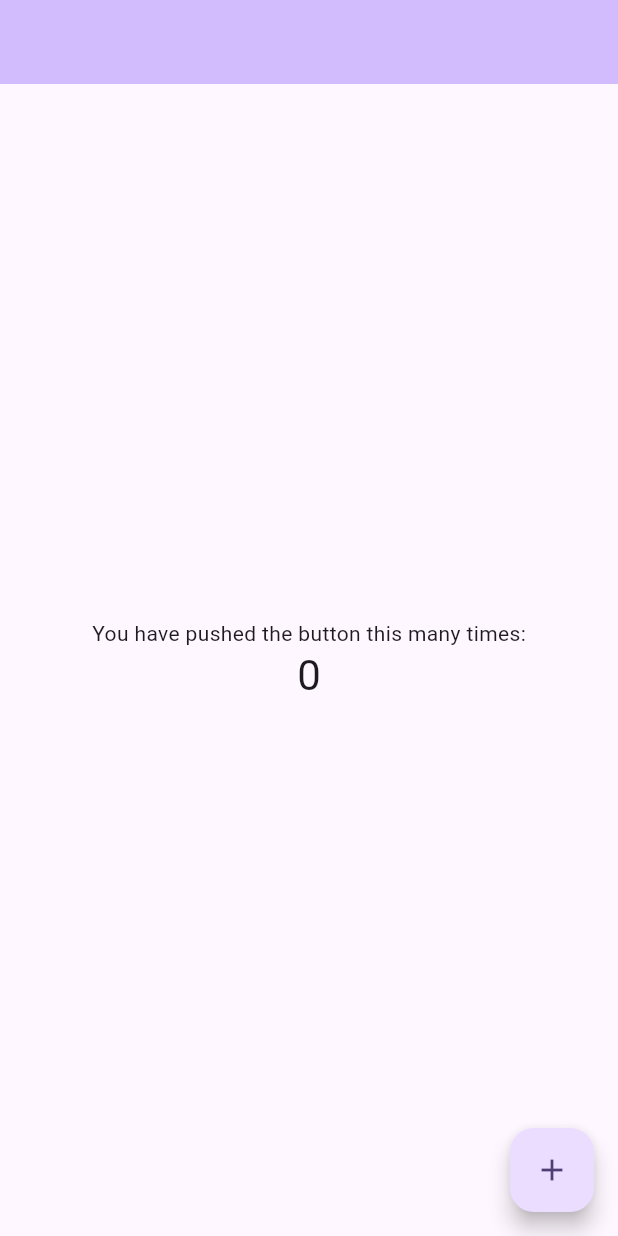
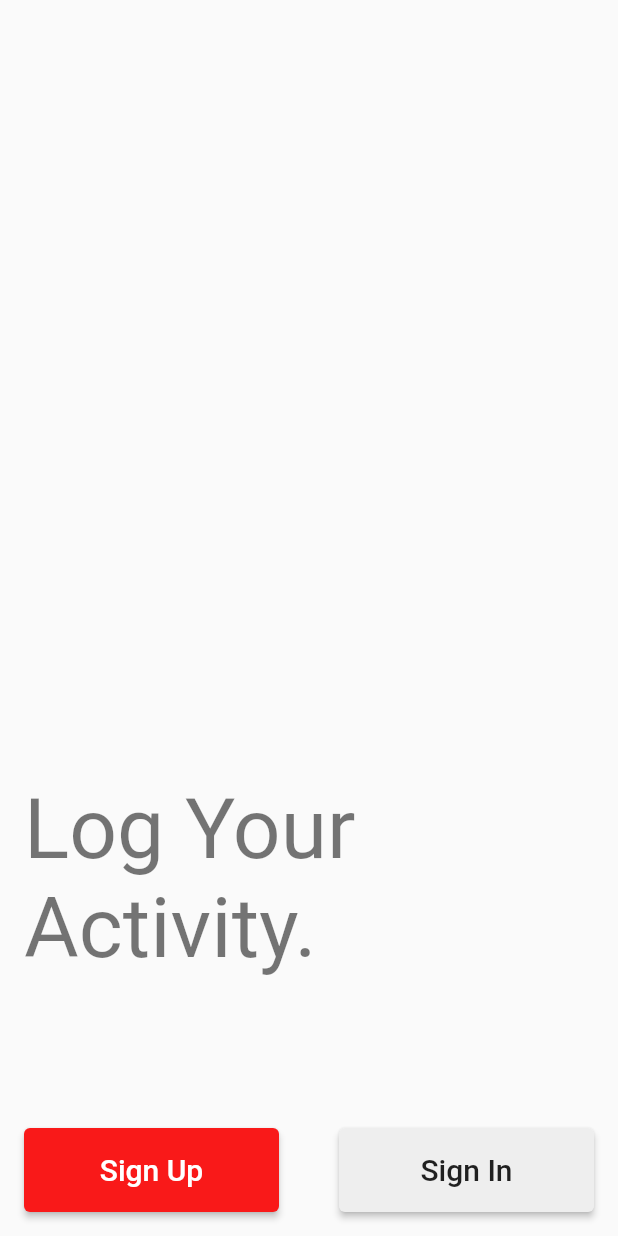
Before and after one commit to aliu691/puroclean, a Flutter app: the screen it shows after launch, on a phone screen of 412 x 824 dp. Run offline on Flutter 3.47's test engine with Material 2 defaults, Android fonts, the phone set to English and light mode, and no system bars; our stand-ins replace email_validator, intl_phone_field.

```diff
--- a/lib/main.dart
+++ b/lib/main.dart
@@ -1,5 +1,5 @@
 import 'package:flutter/material.dart';
-import 'package:puroclean/screens/home_screen.dart';
+import 'package:puroclean/screens/auth/auth_screen.dart';
 
 void main() {
   runApp(const App());
@@ -14,9 +14,8 @@ class App extends StatelessWidget {
       title: 'Flutter Demo',
       theme: ThemeData(
         colorScheme: ColorScheme.fromSeed(seedColor: Colors.deepPurple),
-        useMaterial3: true,
       ),
-      home: const HomeScreen(),
+      home: const AuthScreen(),
     );
   }
 }
--- /dev/null
+++ b/lib/screens/auth/auth_screen.dart
@@ -0,0 +1,93 @@
+import 'package:flutter/material.dart';
+import 'package:puroclean/screens/auth/login_screen.dart';
+import 'package:puroclean/screens/auth/register_screen.dart';
+
+class AuthScreen extends StatefulWidget {
+  const AuthScreen({super.key});
+
+  @override
+  State<AuthScreen> createState() => _AuthScreenState();
+}
+
+class _AuthScreenState extends State<AuthScreen> {
+  bool showLoginPage = true;
+
+  @override
+  Widget build(BuildContext context) {
+    return Scaffold(
+      body: SafeArea(
+        child: Padding(
+          padding: const EdgeInsets.all(16.0),
+          child: Column(
+            crossAxisAlignment: CrossAxisAlignment.start,
+            mainAxisAlignment: MainAxisAlignment.end,
+            children: [
+              Text(
+                'Log Your Activity.',
+                style: Theme.of(context).textTheme.displayMedium,
+              ),
+              const SizedBox(
+                height: 100,
+              ),
+              Row(
+                mainAxisAlignment: MainAxisAlignment.spaceBetween,
+                children: [
+                  Expanded(
+                    child: SizedBox(
+                      width: double.infinity,
+                      height: 56,
+                      child: ElevatedButton(
+                        style: ElevatedButton.styleFrom(
+                          backgroundColor: const Color(0XFFF91919),
+                          minimumSize: const Size(150, 56),
+                        ),
+                        child: Text(
+                          'Sign Up',
+                          style:
+                              Theme.of(context).textTheme.bodyLarge!.copyWith(
+                                    color: Colors.white,
+                                    fontSize: 20,
+                                  ),
+                        ),
+                        onPressed: () => Navigator.push(
+                          context,
+                          RegisterScreen.getRoute(),
+                        ),
+                      ),
+                    ),
+                  ),
+                  const SizedBox(
+                    width: 40,
+                  ),
+                  Expanded(
+                    child: SizedBox(
+                      width: double.infinity,
+                      height: 56,
+                      child: ElevatedButton(
+                        style: ElevatedButton.styleFrom(
+                          backgroundColor: Colors.grey[200],
+                          minimumSize: const Size(150, 56),
+                        ),
+                        child: Text(
+                          'Sign In',
+                          style:
+                              Theme.of(context).textTheme.bodyLarge!.copyWith(
+                                    fontSize: 20,
+                                  ),
+                        ),
+                        onPressed: () => Navigator.push(
+                          context,
+                          LoginScreen.getRoute(),
+                        ),
+                      ),
+                    ),
+                  ),
+                ],
+              ),
+            ],
+          ),
+        ),
+      ),
+    );
+  }
+}
--- a/lib/screens/home_screen.dart
+++ /dev/null
@@ -1,46 +0,0 @@
-import 'package:flutter/material.dart';
-
-class HomeScreen extends StatefulWidget {
-  const HomeScreen({super.key});
-
-  @override
-  State<HomeScreen> createState() => _HomeScreenState();
-}
-
-class _HomeScreenState extends State<HomeScreen> {
-  int _counter = 0;
-
-  void _incrementCounter() {
-    setState(() {
-      _counter++;
-    });
-  }
-
-  @override
-  Widget build(BuildContext context) {
-    return Scaffold(
-      appBar: AppBar(
-        backgroundColor: Theme.of(context).colorScheme.inversePrimary,
-      ),
-      body: Center(
-        child: Column(
-          mainAxisAlignment: MainAxisAlignment.center,
-          children: <Widget>[
-            const Text(
-              'You have pushed the button this many times:',
-            ),
-            Text(
-              '$_counter',
-              style: Theme.of(context).textTheme.headlineMedium,
-            ),
-          ],
-        ),
-      ),
-      floatingActionButton: FloatingActionButton(
-        onPressed: _incrementCounter,
-        tooltip: 'Increment',
-        child: const Icon(Icons.add),
-      ),
-    );
-  }
-}
--- a/pubspec.yaml
+++ b/pubspec.yaml
@@ -28,6 +28,7 @@ dependencies:
 
   cupertino_icons: ^1.0.2
   email_validator: ^2.1.17
+  intl_phone_field: ^3.2.0
 
 dev_dependencies:
   flutter_test:
```
Also changed, not shown: lib/constants/countries.dart (added, +65 -0 lines), lib/screens/auth/login_screen.dart (added, +149 -0 lines), lib/screens/auth/register_screen.dart (added, +208 -0 lines), lib/screens/auth/signin_screen.dart (deleted, +0 -15 lines), lib/screens/auth/signup_screen.dart (deleted, +0 -15 lines), pubspec.lock.
